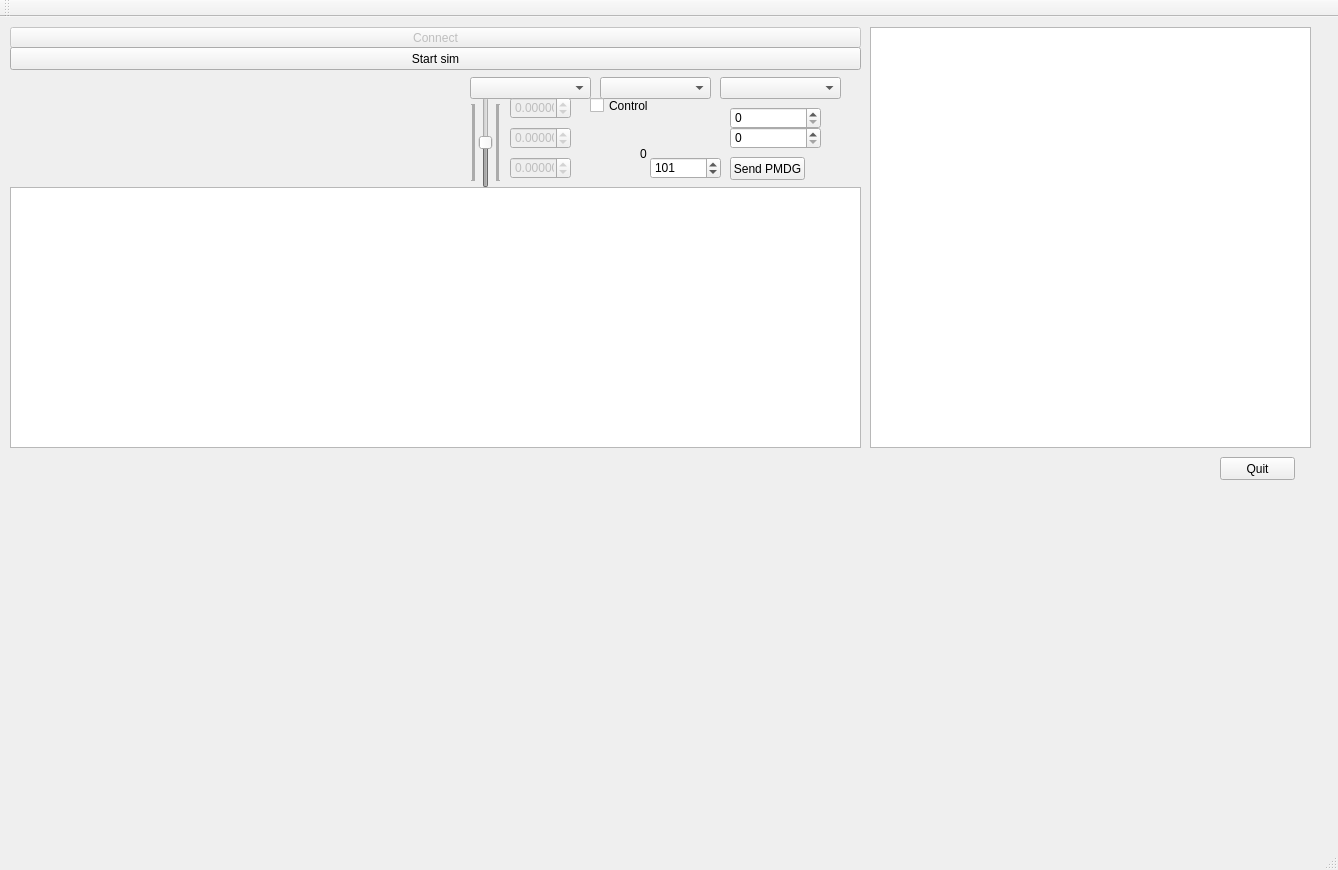
igor8518/MSFS2020_AUTO, file MSFS2020_AutoFlight/msfs2020_autoflight.ui: the form before one commit.
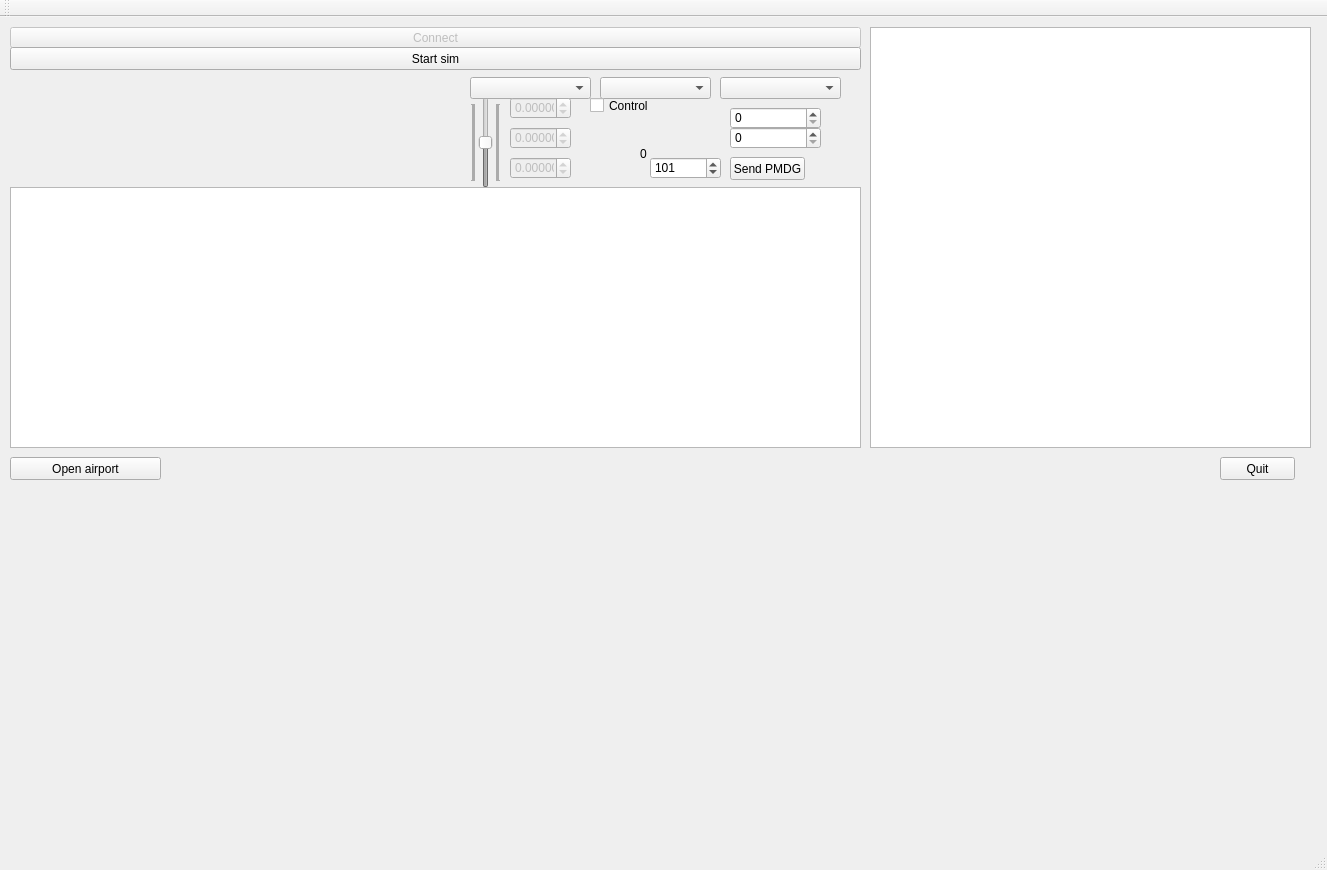
The form after the commit. Custom widgets are drawn as their Qt base class.

Commit message: Add first try airport scheme

```diff
--- a/MSFS2020_AutoFlight/msfs2020_autoflight.ui
+++ b/MSFS2020_AutoFlight/msfs2020_autoflight.ui
@@ -6,7 +6,7 @@
    <rect>
     <x>0</x>
     <y>0</y>
-    <width>1338</width>
+    <width>1327</width>
     <height>870</height>
    </rect>
   </property>
@@ -392,6 +392,19 @@
      <number>101</number>
     </property>
    </widget>
+   <widget class="QPushButton" name="BOpenAirport">
+    <property name="geometry">
+     <rect>
+      <x>10</x>
+      <y>440</y>
+      <width>151</width>
+      <height>23</height>
+     </rect>
+    </property>
+    <property name="text">
+     <string>Open airport</string>
+    </property>
+   </widget>
   </widget>
   <widget class="QMenuBar" name="menuBar">
    <property name="geometry">
```
Left out of the diff: 2 changed lines with no effect on the pictures. The commit also changes 18 other files.
